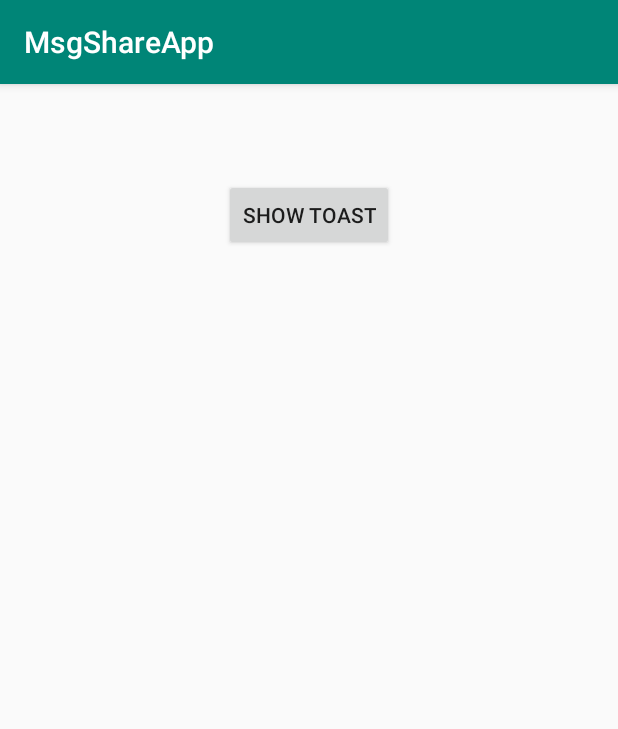
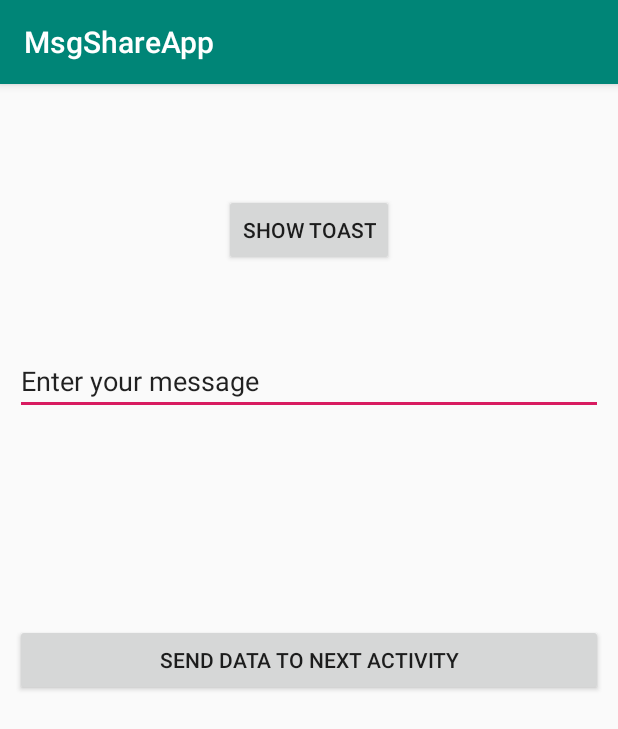
Before and after one commit to ValkaYordanov/MsgShareApp, an Android app: the screen it shows after launch (MainActivity), on a phone screen of 412 x 824 dp. Shown: the top 729 px of the screen. Run offline under Robolectric (Android 15) with nearby library versions, the phone set to English and light mode, and no system bars.

Commit message:
btnSendMsgToNextActivity is created

```diff
--- a/app/src/main/java/valka/msgshareapp/MainActivity.kt
+++ b/app/src/main/java/valka/msgshareapp/MainActivity.kt
@@ -16,5 +16,12 @@ class MainActivity : AppCompatActivity() {
             Log.i("MainActivity", "Button was clicked !")
             Toast.makeText(this, "Button was clicked!", Toast.LENGTH_SHORT).show()
         }
+
+        btnSendMsgToNextActivity.setOnClickListener{
+
+            val message: String= userMessage.text.toString()
+            Toast.makeText(this, message, Toast.LENGTH_SHORT).show()
+
+        }
     }
 }
--- /dev/null
+++ b/app/src/main/java/valka/msgshareapp/SecondActivity.kt
@@ -0,0 +1,8 @@
+package valka.msgshareapp
+
+import android.app.AppComponentFactory
+
+class SecondActivity {
+
+
+}
--- a/app/src/main/res/layout/activity_main.xml
+++ b/app/src/main/res/layout/activity_main.xml
@@ -1,10 +1,12 @@
 <?xml version="1.0" encoding="utf-8"?>
-<RelativeLayout xmlns:android="http://schemas.android.com/apk/res/android"
+<RelativeLayout
+    xmlns:android="http://schemas.android.com/apk/res/android"
     xmlns:app="http://schemas.android.com/apk/res-auto"
     xmlns:tools="http://schemas.android.com/tools"
     android:layout_width="match_parent"
     android:layout_height="match_parent"
-    tools:context=".MainActivity">
+    tools:context=".MainActivity"
+    android:padding="10dp">
 
 
     <Button
@@ -15,4 +17,23 @@
         android:layout_centerHorizontal="true"
         android:layout_marginTop="63dp"
         android:text="Show Toast" />
+
+    <EditText
+        android:id="@+id/userMessage"
+        android:layout_width="match_parent"
+        android:layout_height="wrap_content"
+        android:layout_alignParentTop="true"
+        android:layout_centerHorizontal="true"
+        android:layout_marginTop="165dp"
+        android:ems="10"
+        android:inputType="textPersonName"
+        android:text="Enter your message" />
+
+    <Button
+        android:id="@+id/btnSendMsgToNextActivity"
+        android:layout_width="match_parent"
+        android:layout_height="wrap_content"
+        android:layout_centerInParent="true"
+        android:text="Send data to next activity" />
+
 </RelativeLayout>
```
